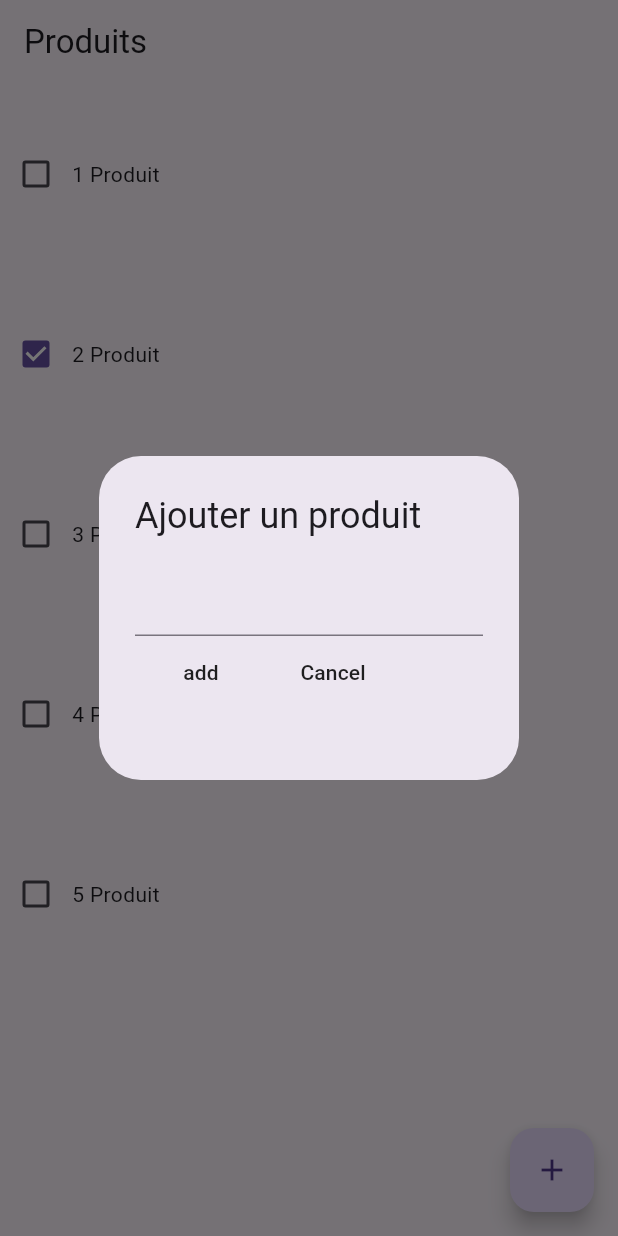
After one commit to YOUSSEFCHARMOUH25/produitsapp, a Flutter app: the screen it shows after launch, after a tap on the "add" icon, on a phone screen of 412 x 824 dp. The commit adds this screen. Run offline on Flutter 3.47's test engine with Material 3 defaults, Android fonts, the phone set to English and light mode, and no system bars.

Commit message:
ajouter le fichier add_produit.dart

```diff
--- /dev/null
+++ b/lib/add_produit.dart
@@ -0,0 +1,41 @@
+import 'package:flutter/material.dart';
+
+class AddProduit extends StatelessWidget {
+  final TextEditingController nomController;
+  final void Function()? onAdd;
+  final void Function()? onCancel;
+  const AddProduit(
+      {super.key,
+      required this.nomController,
+      required this.onAdd,
+      required this.onCancel});
+
+  @override
+  Widget build(BuildContext context) {
+    return AlertDialog(
+      title: const Text("Ajouter un produit"),
+      content: SizedBox(
+        height: 120,
+        child: Column(
+          children: [
+            TextField(
+              controller: nomController,
+            ),
+            Row(
+              children: [
+                MaterialButton(
+                  onPressed: onAdd,
+                  child: const Text('add'),
+                ),
+                MaterialButton(
+                  onPressed: onCancel,
+                  child: const Text("Cancel"),
+                ),
+              ],
+            )
+          ],
+        ),
+      ),
+    );
+  }
+}
--- a/lib/produits_list.dart
+++ b/lib/produits_list.dart
@@ -1,11 +1,13 @@
 import 'package:flutter/material.dart';
+import 'package:produitsapp/add_produit.dart';
 import 'package:produitsapp/produit_box.dart';
 
-class ProduitsList extends StatefulWidget  {
+class ProduitsList extends StatefulWidget {
   ProduitsList({super.key});
   @override
   _ProduitsListState createState() => _ProduitsListState();
 }
+
 class _ProduitsListState extends State<ProduitsList> {
   final List<Map<String, dynamic>> liste = [
     {"nomProduit": "1 Produit", "estDisponible": false},
@@ -14,10 +16,36 @@ class _ProduitsListState extends State<ProduitsList> {
     {"nomProduit": "4 Produit", "estDisponible": false},
     {"nomProduit": "5 Produit", "estDisponible": false},
   ];
- void onChanged(bool? value, int index) {
+  final nomController = TextEditingController();
+
+  void onChanged(bool? value, int index) {
     setState(() {
       liste[index]["estDisponible"] = value;
     });
+  }
+
+  void saveProduit() {
+    setState(() {
+      liste.add({
+        "nomProduit": nomController.text,
+        "estDisponible": false,
+      });
+      nomController.clear();
+      Navigator.of(context).pop();
+    });
+  }
+
+  void showAddProduitDialog() {
+    showDialog(
+      context: context,
+      builder: (context) {
+        return AddProduit(
+          nomController: nomController,
+          onAdd: saveProduit,
+          onCancel: () => Navigator.of(context).pop(),
+        );
+      },
+    );
   }
 
   @override
@@ -26,14 +54,18 @@ class _ProduitsListState extends State<ProduitsList> {
       appBar: AppBar(
         title: const Text("Produits"),
       ),
+      floatingActionButton: FloatingActionButton(
+        onPressed: showAddProduitDialog,
+        child: const Icon(Icons.add),
+      ),
       body: ListView.builder(
         itemCount: liste.length,
         itemBuilder: (context, index) {
           return ProduitBox(
-              nomProduit: liste[index]["nomProduit"],
-              selProduit: liste[index]["estDisponible"],
-              onChanged: (value) => onChanged(value, index),
-              );
+            nomProduit: liste[index]["nomProduit"],
+            selProduit: liste[index]["estDisponible"],
+            onChanged: (value) => onChanged(value, index),
+          );
         },
       ),
     );
```
